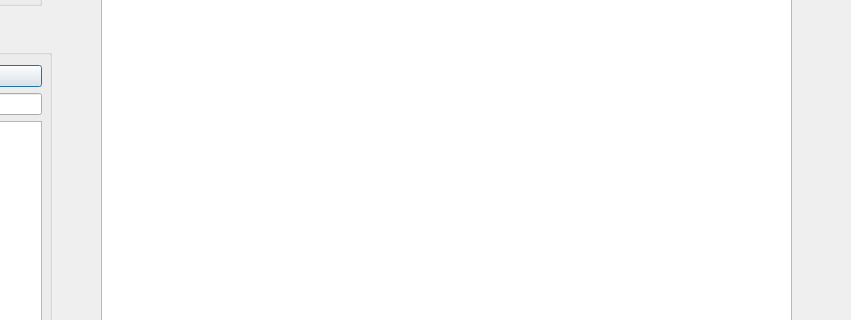
The window that src/robot_gui/ui/subwindow_guiderobot.ui (7174952/amr-3d-lidar-ros2) describes before a commit, drawn with Qt 5; both pictures show x 369 to 1220 and y 225 to 545 of the 1220 by 712 pixel window.
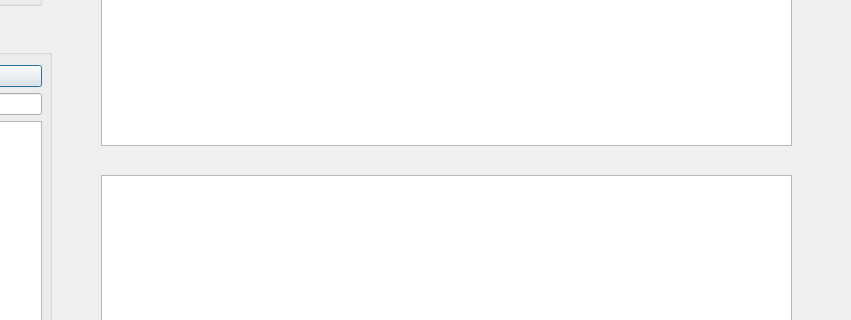
The same window after the commit.

Diff of the .ui file:
```diff
--- a/src/robot_gui/ui/subwindow_guiderobot.ui
+++ b/src/robot_gui/ui/subwindow_guiderobot.ui
@@ -19,7 +19,7 @@
      <x>470</x>
      <y>30</y>
      <width>691</width>
-     <height>611</height>
+     <height>341</height>
     </rect>
    </property>
   </widget>
@@ -219,6 +219,16 @@
     </layout>
    </widget>
   </widget>
+  <widget class="QTextEdit" name="textEdit">
+   <property name="geometry">
+    <rect>
+     <x>470</x>
+     <y>400</y>
+     <width>691</width>
+     <height>241</height>
+    </rect>
+   </property>
+  </widget>
  </widget>
  <resources/>
  <connections/>
```
